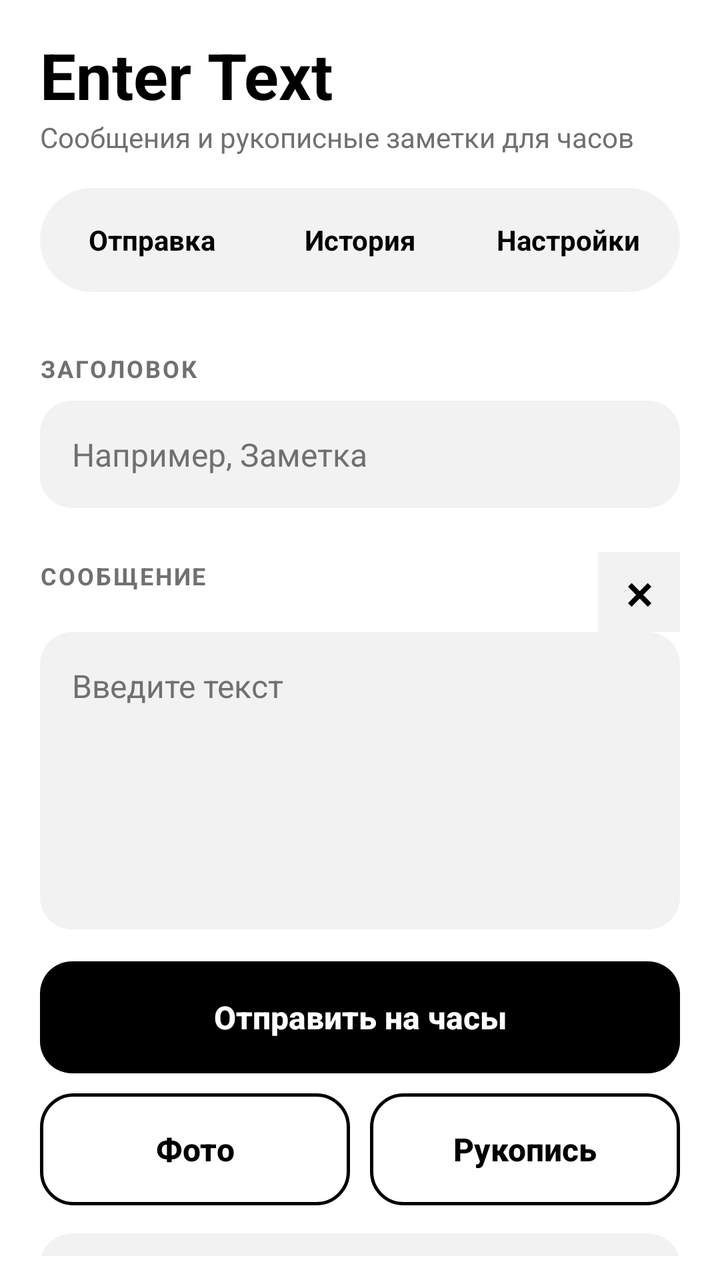
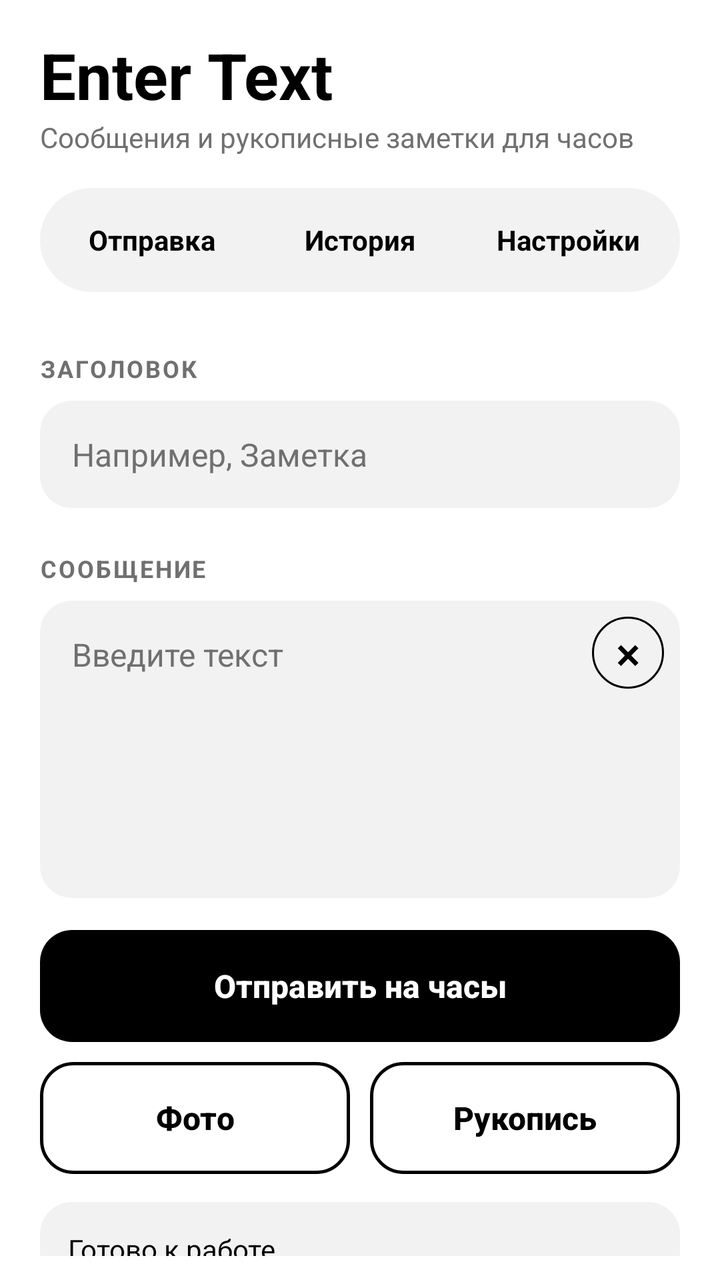

Compare the two renders of this Android layout. The source of the first and the diff that turns it into the second are given below.
<!-- AndroidManifest.xml: application theme AppTheme -->
<!-- res/layout/activity_main.xml -->
<?xml version="1.0" encoding="utf-8"?>
<LinearLayout xmlns:android="http://schemas.android.com/apk/res/android"
    android:layout_width="match_parent"
    android:layout_height="match_parent"
    android:background="?attr/appBackground"
    android:orientation="vertical"
    android:paddingLeft="20dp"
    android:paddingTop="16dp"
    android:paddingRight="20dp"
    android:paddingBottom="12dp">

    <TextView
        android:layout_width="wrap_content"
        android:layout_height="wrap_content"
        android:text="Enter Text"
        android:textColor="?attr/appText"
        android:textSize="32sp"
        android:textStyle="bold" />

    <TextView
        android:layout_width="wrap_content"
        android:layout_height="wrap_content"
        android:text="Сообщения и рукописные заметки для часов"
        android:textColor="?attr/appSecondaryText"
        android:textSize="14sp" />

    <LinearLayout
        android:layout_width="match_parent"
        android:layout_height="52dp"
        android:layout_marginTop="16dp"
        android:background="@drawable/bg_segment"
        android:gravity="center_vertical"
        android:orientation="horizontal"
        android:padding="4dp">

        <TextView
            android:id="@+id/tabSend"
            style="@style/Tab"
            android:text="Отправка" />

        <TextView
            android:id="@+id/tabHistory"
            style="@style/Tab"
            android:text="История" />

        <TextView
            android:id="@+id/tabSettings"
            style="@style/Tab"
            android:text="Настройки" />
    </LinearLayout>

    <FrameLayout
        android:layout_width="match_parent"
        android:layout_height="0dp"
        android:layout_marginTop="8dp"
        android:layout_weight="1">

        
        <ScrollView
            android:id="@+id/pageSend"
            android:layout_width="match_parent"
            android:layout_height="match_parent"
            android:scrollbars="none">

            <LinearLayout
                android:layout_width="match_parent"
                android:layout_height="wrap_content"
                android:orientation="vertical"
                android:paddingBottom="16dp">

                <TextView
                    style="@style/Section"
                    android:text="ЗАГОЛОВОК" />

                <EditText
                    android:id="@+id/titleInput"
                    style="@style/Field"
                    android:hint="Например, Заметка"
                    android:inputType="textCapSentences"
                    android:maxLines="1" />

                <LinearLayout
                    android:layout_width="match_parent"
                    android:layout_height="wrap_content"
                    android:layout_marginTop="22dp"
                    android:gravity="center_vertical"
                    android:orientation="horizontal">

                    <TextView
                        style="@style/Section"
                        android:layout_width="0dp"
                        android:layout_marginTop="0dp"
                        android:layout_marginBottom="8dp"
                        android:layout_weight="1"
                        android:text="СООБЩЕНИЕ" />

                    <Button
                        android:id="@+id/clearMessageButton"
                        android:layout_width="40dp"
                        android:layout_height="40dp"
                        android:background="?attr/appSurface"
                        android:minWidth="0dp"
                        android:minHeight="0dp"
                        android:padding="0dp"
                        android:contentDescription="Очистить сообщение"
                        android:text="×"
                        android:textColor="?attr/appText"
                        android:textSize="26sp" />
                </LinearLayout>

                <EditText
                    android:id="@+id/messageInput"
                    style="@style/Field"
                    android:gravity="top"
                    android:hint="Введите текст"
                    android:inputType="textMultiLine|textCapSentences"
                    android:minLines="6" />

                <Button
                    android:id="@+id/sendButton"
                    style="@style/BtnPrimary"
                    android:layout_width="match_parent"
                    android:layout_height="wrap_content"
                    android:layout_marginTop="16dp"
                    android:text="Отправить на часы" />

                <LinearLayout
                    android:layout_width="match_parent"
                    android:layout_height="wrap_content"
                    android:layout_marginTop="10dp"
                    android:orientation="horizontal">

                    <Button
                        android:id="@+id/pickButton"
                        style="@style/BtnSecondary"
                        android:layout_width="0dp"
                        android:layout_height="wrap_content"
                        android:layout_marginRight="5dp"
                        android:layout_weight="1"
                        android:text="Фото" />

                    <Button
                        android:id="@+id/inkButton"
                        style="@style/BtnSecondary"
                        android:layout_width="0dp"
                        android:layout_height="wrap_content"
                        android:layout_marginLeft="5dp"
                        android:layout_weight="1"
                        android:text="Рукопись" />
                </LinearLayout>

                <ImageView
                    android:id="@+id/preview"
                    android:layout_width="match_parent"
                    android:layout_height="170dp"
                    android:layout_marginTop="14dp"
                    android:background="@drawable/bg_input"
                    android:padding="6dp"
                    android:scaleType="fitCenter"
                    android:visibility="gone" />

                <TextView
                    android:id="@+id/status"
                    android:layout_width="match_parent"
                    android:layout_height="wrap_content"
                    android:layout_marginTop="14dp"
                    android:background="@drawable/bg_input"
                    android:padding="14dp"
                    android:text="Готово к работе"
                    android:textColor="?attr/appText"
                    android:textSize="14sp" />
            </LinearLayout>
        </ScrollView>

        
        <LinearLayout
            android:id="@+id/pageHistory"
            android:layout_width="match_parent"
            android:layout_height="match_parent"
            android:orientation="vertical"
            android:visibility="gone">

            <FrameLayout
                android:layout_width="match_parent"
                android:layout_height="0dp"
                android:layout_marginTop="12dp"
                android:layout_weight="1">

                <ListView
                    android:id="@+id/historyList"
                    android:layout_width="match_parent"
                    android:layout_height="match_parent"
                    android:divider="@null"
                    android:dividerHeight="10dp"
                    android:scrollbars="none" />

                <TextView
                    android:id="@+id/historyEmpty"
                    android:layout_width="match_parent"
                    android:layout_height="match_parent"
                    android:gravity="center"
                    android:text="Пока ничего не отправлено"
                    android:textColor="?attr/appSecondaryText"
                    android:textSize="16sp" />
            </FrameLayout>

            <Button
                android:id="@+id/clearHistoryButton"
                style="@style/BtnSecondary"
                android:layout_width="match_parent"
                android:layout_height="wrap_content"
                android:layout_marginTop="10dp"
                android:text="Очистить историю" />
        </LinearLayout>

        
        <ScrollView
            android:id="@+id/pageSettings"
            android:layout_width="match_parent"
            android:layout_height="match_parent"
            android:scrollbars="none"
            android:visibility="gone">

            <LinearLayout
                android:layout_width="match_parent"
                android:layout_height="wrap_content"
                android:orientation="vertical"
                android:paddingBottom="16dp">

                <TextView
                    style="@style/Section"
                    android:text="ТЕМА ПРИЛОЖЕНИЯ" />

                <RadioGroup
                    android:layout_width="match_parent"
                    android:layout_height="wrap_content"
                    android:orientation="horizontal">

                    <RadioButton
                        android:id="@+id/themeLight"
                        android:layout_width="0dp"
                        android:layout_height="wrap_content"
                        android:layout_weight="1"
                        android:text="Светлая"
                        android:textColor="?attr/appText" />

                    <RadioButton
                        android:id="@+id/themeDark"
                        android:layout_width="0dp"
                        android:layout_height="wrap_content"
                        android:layout_weight="1"
                        android:text="Тёмная"
                        android:textColor="?attr/appText" />
                </RadioGroup>

                <TextView
                    style="@style/Section"
                    android:text="ДЛИНА ОДНОГО УВЕДОМЛЕНИЯ" />

                <TextView
                    android:id="@+id/chunkLabel"
                    android:layout_width="match_parent"
                    android:layout_height="wrap_content"
                    android:text="120 символов"
                    android:textColor="?attr/appText"
                    android:textSize="18sp"
                    android:textStyle="bold" />

                <SeekBar
                    android:id="@+id/chunkSeek"
                    android:layout_width="match_parent"
                    android:layout_height="wrap_content"
                    android:layout_marginTop="6dp"
                    android:progressTint="?attr/appText"
                    android:thumbTint="?attr/appText" />

                <TextView
                    android:layout_width="match_parent"
                    android:layout_height="wrap_content"
                    android:layout_marginTop="6dp"
                    android:layout_marginBottom="12dp"
                    android:text="Длинный текст делится на части, чтобы каждая целиком помещалась на экране часов, без «…» в конце. Нажмите кнопку ниже: на часы придёт тестовое уведомление с числами. Последнее число, которое видно до «…», и есть ваша длина. Поставьте ползунок на это значение."
                    android:textColor="?attr/appSecondaryText"
                    android:textSize="13sp" />

                <Button
                    android:id="@+id/calibrateButton"
                    style="@style/BtnSecondary"
                    android:layout_width="match_parent"
                    android:layout_height="wrap_content"
                    android:text="Тест: сколько влезает на часы" />

                <TextView
                    style="@style/Section"
                    android:text="РАСПОЗНАВАНИЕ ПОЧЕРКА В ОБЛАКЕ" />

                <TextView
                    android:layout_width="match_parent"
                    android:layout_height="wrap_content"
                    android:layout_marginBottom="10dp"
                    android:text="Рукописный текст на фото распознаёт OpenAI. Вставьте свой ключ API с platform.openai.com. Фото отправляется в OpenAI для распознавания; использование API оплачивается отдельно. Без ключа работает локальное распознавание, но почерк оно читает хуже."
                    android:textColor="?attr/appSecondaryText"
                    android:textSize="13sp" />

                <EditText
                    android:id="@+id/keyInput"
                    style="@style/Field"
                    android:hint="Ключ OpenAI API (sk-…)"
                    android:inputType="textPassword"
                    android:maxLines="1" />

                <Button
                    android:id="@+id/saveKeyButton"
                    style="@style/BtnPrimary"
                    android:layout_width="match_parent"
                    android:layout_height="wrap_content"
                    android:layout_marginTop="10dp"
                    android:text="Сохранить ключ" />

                <TextView
                    android:id="@+id/keyStatus"
                    android:layout_width="match_parent"
                    android:layout_height="wrap_content"
                    android:layout_marginTop="8dp"
                    android:textColor="?attr/appText"
                    android:textSize="13sp" />

                <TextView
                    style="@style/Section"
                    android:text="СИСТЕМА" />

                <Button
                    android:id="@+id/systemSettingsButton"
                    style="@style/BtnSecondary"
                    android:layout_width="match_parent"
                    android:layout_height="wrap_content"
                    android:text="Настройки уведомлений Android" />
            </LinearLayout>
        </ScrollView>
    </FrameLayout>
</LinearLayout>
<!-- resources referenced by this layout -->
<resources>
  <!-- drawable bg_input (drawable) -->
  <?xml version="1.0" encoding="utf-8"?>
  <shape xmlns:android="http://schemas.android.com/apk/res/android"
      android:shape="rectangle">
      <solid android:color="?attr/appSurface" />
      <corners android:radius="16dp" />
  </shape>
  <!-- drawable bg_segment (drawable) -->
  <?xml version="1.0" encoding="utf-8"?>
  <shape xmlns:android="http://schemas.android.com/apk/res/android"
      android:shape="rectangle">
      <solid android:color="?attr/appSurface" />
      <corners android:radius="26dp" />
  </shape>
  <style name="BtnPrimary" parent="android:Widget.Material.Button">
          <item name="android:background">@drawable/bg_btn_primary</item>
          <item name="android:textColor">?attr/appOnAccent</item>
          <item name="android:textAllCaps">false</item>
          <item name="android:textSize">16sp</item>
          <item name="android:textStyle">bold</item>
          <item name="android:minHeight">56dp</item>
          <item name="android:stateListAnimator">@null</item>
      </style>
  <style name="BtnSecondary" parent="android:Widget.Material.Button">
          <item name="android:background">@drawable/bg_btn_secondary</item>
          <item name="android:textColor">?attr/appText</item>
          <item name="android:textAllCaps">false</item>
          <item name="android:textSize">16sp</item>
          <item name="android:textStyle">bold</item>
          <item name="android:minHeight">56dp</item>
          <item name="android:stateListAnimator">@null</item>
      </style>
  <style name="Field">
          <item name="android:layout_width">match_parent</item>
          <item name="android:layout_height">wrap_content</item>
          <item name="android:background">@drawable/bg_input</item>
          <item name="android:padding">16dp</item>
          <item name="android:textSize">16sp</item>
          <item name="android:textColor">?attr/appText</item>
          <item name="android:textColorHint">?attr/appSecondaryText</item>
      </style>
  <style name="Tab">
          <item name="android:layout_width">0dp</item>
          <item name="android:layout_height">44dp</item>
          <item name="android:layout_weight">1</item>
          <item name="android:gravity">center</item>
          <item name="android:textSize">14sp</item>
          <item name="android:textStyle">bold</item>
          <item name="android:background">@drawable/bg_tab_off</item>
          <item name="android:textColor">?attr/appText</item>
      </style>
  <!-- drawable bg_btn_primary (drawable) -->
  <?xml version="1.0" encoding="utf-8"?>
  <ripple xmlns:android="http://schemas.android.com/apk/res/android"
      android:color="#55FFFFFF">
      <item>
          <shape android:shape="rectangle">
              <solid android:color="?attr/appAccent" />
              <corners android:radius="16dp" />
          </shape>
      </item>
  </ripple>
  <!-- drawable bg_btn_secondary (drawable) -->
  <?xml version="1.0" encoding="utf-8"?>
  <ripple xmlns:android="http://schemas.android.com/apk/res/android"
      android:color="#22000000">
      <item>
          <shape android:shape="rectangle">
              <solid android:color="?attr/appBackground" />
              <stroke android:width="1.5dp" android:color="?attr/appText" />
              <corners android:radius="16dp" />
          </shape>
      </item>
  </ripple>
  <!-- drawable bg_tab_off (drawable) -->
  <?xml version="1.0" encoding="utf-8"?>
  <shape xmlns:android="http://schemas.android.com/apk/res/android"
      android:shape="rectangle">
      <solid android:color="#00000000" />
      <corners android:radius="22dp" />
  </shape>
  <color name="black">#000000</color>
  <!-- unchanged entries left out for length: 2 -->
</resources>

<!-- the commit's change to res/layout/activity_main.xml (unified diff, before → after) -->
@@ -79,42 +79,42 @@
                     android:inputType="textCapSentences"
                     android:maxLines="1" />
 
-                <LinearLayout
-                    android:layout_width="match_parent"
-                    android:layout_height="wrap_content"
+                <TextView
+                    style="@style/Section"
                     android:layout_marginTop="22dp"
-                    android:gravity="center_vertical"
-                    android:orientation="horizontal">
-
-                    <TextView
-                        style="@style/Section"
-                        android:layout_width="0dp"
-                        android:layout_marginTop="0dp"
-                        android:layout_marginBottom="8dp"
-                        android:layout_weight="1"
-                        android:text="СООБЩЕНИЕ" />
+                    android:text="СООБЩЕНИЕ" />
+
+                <FrameLayout
+                    android:layout_width="match_parent"
+                    android:layout_height="wrap_content">
+
+                    <EditText
+                        android:id="@+id/messageInput"
+                        style="@style/Field"
+                        android:gravity="top"
+                        android:hint="Введите текст"
+                        android:inputType="textMultiLine|textCapSentences"
+                        android:minLines="6"
+                        android:paddingRight="58dp" />
 
                     <Button
                         android:id="@+id/clearMessageButton"
-                        android:layout_width="40dp"
-                        android:layout_height="40dp"
-                        android:background="?attr/appSurface"
+                        android:layout_width="36dp"
+                        android:layout_height="36dp"
+                        android:layout_gravity="top|end"
+                        android:layout_marginTop="8dp"
+                        android:layout_marginRight="8dp"
+                        android:background="@drawable/bg_clear_button"
+                        android:contentDescription="Очистить сообщение"
+                        android:gravity="center"
                         android:minWidth="0dp"
                         android:minHeight="0dp"
                         android:padding="0dp"
-                        android:contentDescription="Очистить сообщение"
+                        android:stateListAnimator="@null"
                         android:text="×"
                         android:textColor="?attr/appText"
-                        android:textSize="26sp" />
-                </LinearLayout>
-
-                <EditText
-                    android:id="@+id/messageInput"
-                    style="@style/Field"
-                    android:gravity="top"
-                    android:hint="Введите текст"
-                    android:inputType="textMultiLine|textCapSentences"
-                    android:minLines="6" />
+                        android:textSize="23sp" />
+                </FrameLayout>
 
                 <Button
                     android:id="@+id/sendButton"
<!-- resource entries referenced after the edit -->
@@ -1,5 +1,14 @@
 <!-- resources referenced by this layout -->
 <resources>
+  <!-- drawable bg_clear_button (drawable) -->
+  <?xml version="1.0" encoding="utf-8"?>
+  <shape xmlns:android="http://schemas.android.com/apk/res/android"
+      android:shape="oval">
+      <solid android:color="?attr/appSurface" />
+      <stroke
+          android:width="1dp"
+          android:color="?attr/appStroke" />
+  </shape>
   <!-- drawable bg_input (drawable) -->
   <?xml version="1.0" encoding="utf-8"?>
   <shape xmlns:android="http://schemas.android.com/apk/res/android"
